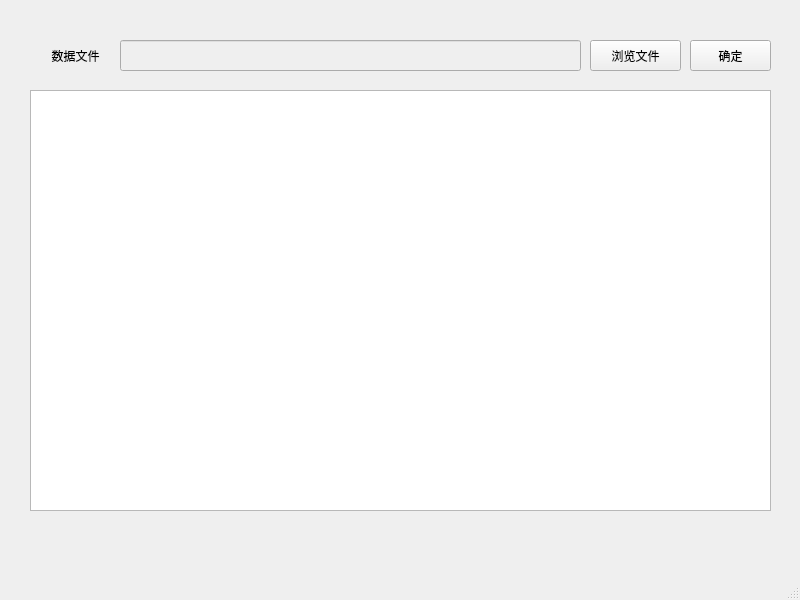
Before: the Qt Designer form UI/mainwindow.ui in Kuludu/DRML, drawn with Qt 5.
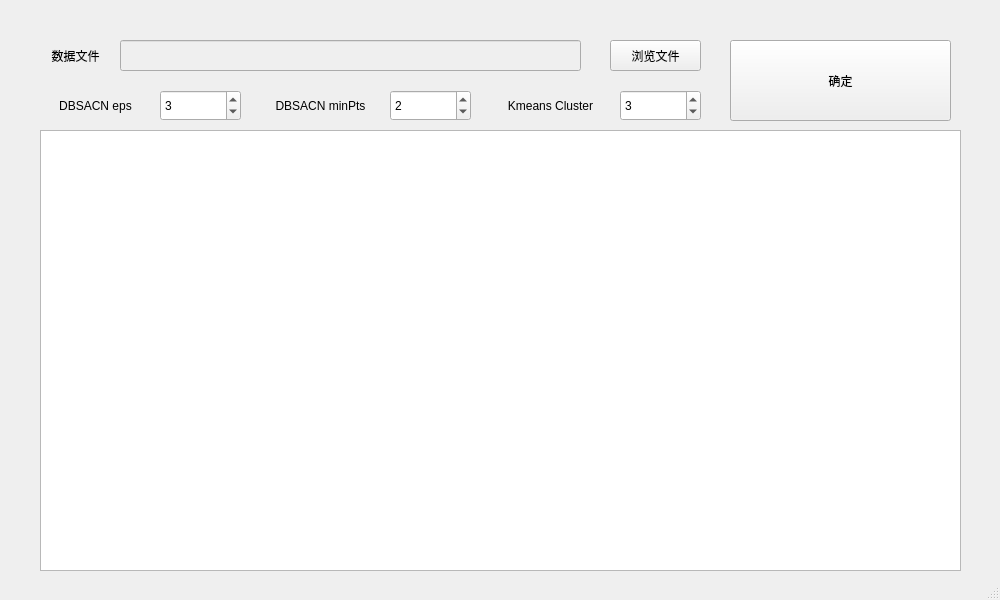
After: the same form once the commit is applied.

```diff
--- a/UI/mainwindow.ui
+++ b/UI/mainwindow.ui
@@ -6,19 +6,19 @@
    <rect>
     <x>0</x>
     <y>0</y>
-    <width>800</width>
+    <width>1000</width>
     <height>600</height>
    </rect>
   </property>
   <property name="minimumSize">
    <size>
-    <width>800</width>
+    <width>1000</width>
     <height>600</height>
    </size>
   </property>
   <property name="maximumSize">
    <size>
-    <width>800</width>
+    <width>1000</width>
     <height>600</height>
    </size>
   </property>
@@ -29,10 +29,10 @@
    <widget class="QPushButton" name="submit">
     <property name="geometry">
      <rect>
-      <x>690</x>
+      <x>730</x>
       <y>40</y>
-      <width>81</width>
-      <height>31</height>
+      <width>221</width>
+      <height>81</height>
      </rect>
     </property>
     <property name="text">
@@ -74,7 +74,7 @@
    <widget class="QPushButton" name="browse_file">
     <property name="geometry">
      <rect>
-      <x>590</x>
+      <x>610</x>
       <y>40</y>
       <width>91</width>
       <height>31</height>
@@ -90,10 +90,10 @@
     </property>
     <property name="geometry">
      <rect>
-      <x>30</x>
-      <y>90</y>
-      <width>741</width>
-      <height>421</height>
+      <x>40</x>
+      <y>130</y>
+      <width>921</width>
+      <height>441</height>
      </rect>
     </property>
     <property name="editTriggers">
@@ -118,6 +118,93 @@
      <bool>false</bool>
     </attribute>
    </widget>
+   <widget class="QSpinBox" name="minpts">
+    <property name="geometry">
+     <rect>
+      <x>390</x>
+      <y>90</y>
+      <width>81</width>
+      <height>31</height>
+     </rect>
+    </property>
+    <property name="value">
+     <number>2</number>
+    </property>
+   </widget>
+   <widget class="QLabel" name="label_4">
+    <property name="geometry">
+     <rect>
+      <x>50</x>
+      <y>90</y>
+      <width>91</width>
+      <height>31</height>
+     </rect>
+    </property>
+    <property name="text">
+     <string>DBSACN eps</string>
+    </property>
+    <property name="alignment">
+     <set>Qt::AlignCenter</set>
+    </property>
+   </widget>
+   <widget class="QLabel" name="label_5">
+    <property name="geometry">
+     <rect>
+      <x>270</x>
+      <y>90</y>
+      <width>101</width>
+      <height>31</height>
+     </rect>
+    </property>
+    <property name="text">
+     <string>DBSACN minPts</string>
+    </property>
+    <property name="alignment">
+     <set>Qt::AlignCenter</set>
+    </property>
+   </widget>
+   <widget class="QLabel" name="label_6">
+    <property name="geometry">
+     <rect>
+      <x>500</x>
+      <y>90</y>
+      <width>101</width>
+      <height>31</height>
+     </rect>
+    </property>
+    <property name="text">
+     <string>Kmeans Cluster</string>
+    </property>
+    <property name="alignment">
+     <set>Qt::AlignCenter</set>
+    </property>
+   </widget>
+   <widget class="QSpinBox" name="cluster">
+    <property name="geometry">
+     <rect>
+      <x>620</x>
+      <y>90</y>
+      <width>81</width>
+      <height>31</height>
+     </rect>
+    </property>
+    <property name="value">
+     <number>3</number>
+    </property>
+   </widget>
+   <widget class="QSpinBox" name="eps">
+    <property name="geometry">
+     <rect>
+      <x>160</x>
+      <y>90</y>
+      <width>81</width>
+      <height>31</height>
+     </rect>
+    </property>
+    <property name="value">
+     <number>3</number>
+    </property>
+   </widget>
   </widget>
   <widget class="QStatusBar" name="statusbar"/>
  </widget>
```
